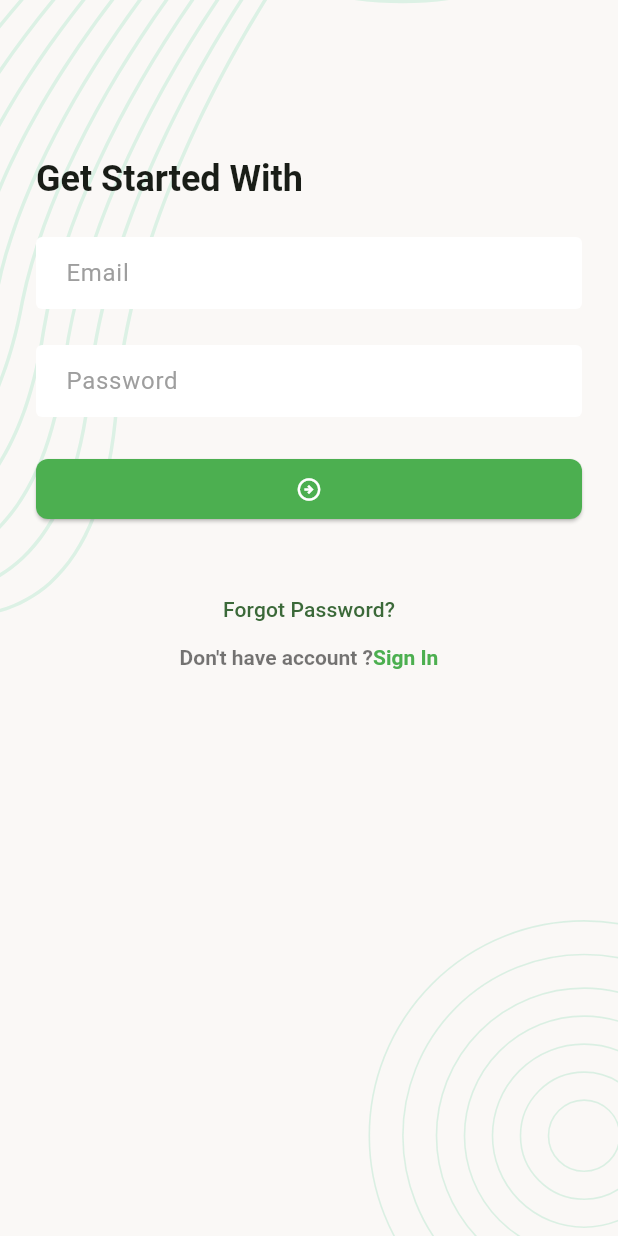
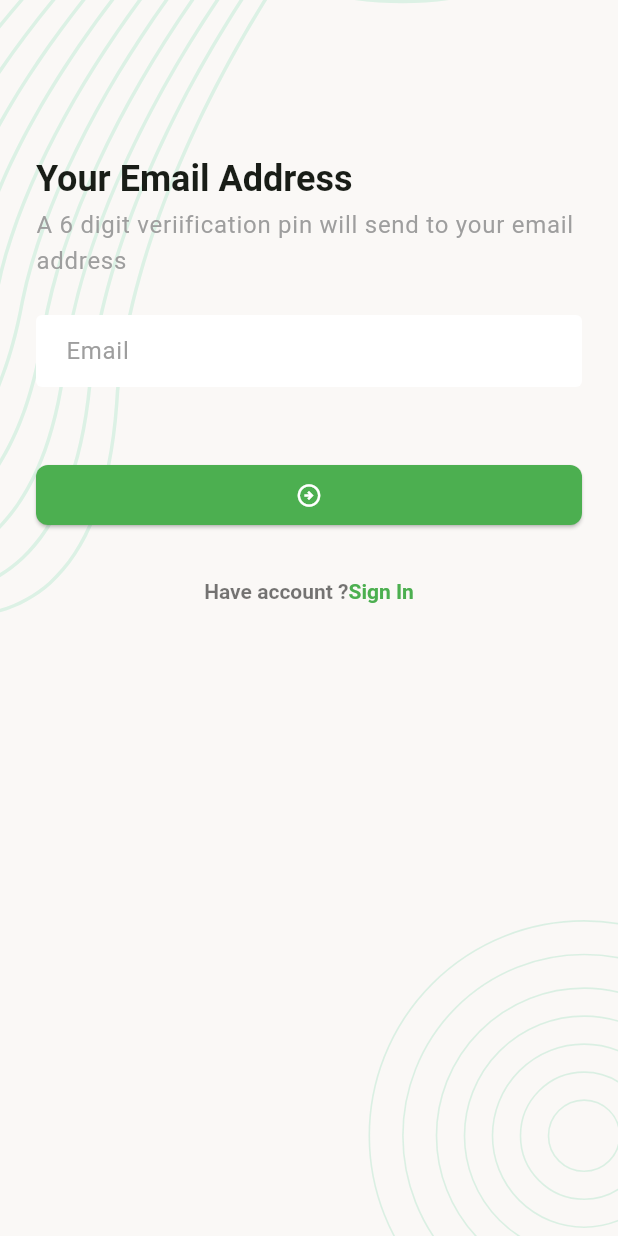
Before and after one commit to nimeullaha71/flutter_9, a Flutter app: the screen it shows after launch, after a tap on "Forgot Password?", on a phone screen of 412 x 824 dp. Run offline on Flutter 3.47's test engine with Material 3 defaults, Android fonts, the phone set to English and light mode, and no system bars; our stand-ins replace flutter_svg, pin_code_fields.

Commit message:
initial commit

```diff
--- a/lib/app.dart
+++ b/lib/app.dart
@@ -39,7 +39,7 @@ class _TaskMangerAppState extends State<TaskMangerApp> {
           ),
         ),
         textTheme: const TextTheme(
-          titleLarge: TextStyle(fontSize: 24, fontWeight: FontWeight.w600)
+          titleLarge: TextStyle(fontSize: 24, fontWeight: FontWeight.w600),
         )
       ),
       home: const SplashScreen(),
--- /dev/null
+++ b/lib/ui/screens/forgot_password_verify_email_screen.dart
@@ -0,0 +1,116 @@
+import 'package:flutter/gestures.dart';
+import 'package:flutter/material.dart';
+import 'package:fluttter_9/ui/screens/forgot_password_pin_verification_screen.dart';
+import 'package:fluttter_9/ui/widgets/screen_background.dart';
+
+class ForgotPasswordVerifyEmailScreen extends StatefulWidget {
+  const ForgotPasswordVerifyEmailScreen({super.key});
+
+  @override
+  State<ForgotPasswordVerifyEmailScreen> createState() =>
+      _ForgotPasswordVerifyEmailScreenState();
+}
+
+class _ForgotPasswordVerifyEmailScreenState
+    extends State<ForgotPasswordVerifyEmailScreen> {
+  final TextEditingController _emailTEController = TextEditingController();
+
+  final GlobalKey<FormState> _formKey = GlobalKey<FormState>();
+
+  @override
+  Widget build(BuildContext context) {
+    return Scaffold(
+        body: ScreenBackground(
+      child: Padding(
+        padding: const EdgeInsets.all(24.0),
+        child: Form(
+          key: _formKey,
+          child: Column(
+            crossAxisAlignment: CrossAxisAlignment.start,
+            children: [
+              const SizedBox(
+                height: 80,
+              ),
+              Text(
+                'Your Email Address',
+                style: Theme.of(context).textTheme.titleLarge,
+              ),
+              const SizedBox(
+                height: 4,
+              ),
+              Text(
+                "A 6 digit veriification pin will send to your email address",
+                style: Theme.of(context).textTheme.bodyLarge?.copyWith(
+                      color: Colors.grey,
+                    ),
+              ),
+              const SizedBox(
+                height: 24,
+              ),
+              TextFormField(
+                textInputAction: TextInputAction.next,
+                keyboardType: TextInputType.emailAddress,
+                controller: _emailTEController,
+                decoration: const InputDecoration(
+                  hintText: 'Email',
+                ),
+              ),
+              const SizedBox(
+                height: 24,
+              ),
+              const SizedBox(
+                height: 24,
+              ),
+              ElevatedButton(
+                  onPressed: _onTapSubmitButton,
+                  child: const Icon(
+                    Icons.arrow_circle_right_outlined,
+                    color: Colors.white,
+                  )),
+              const SizedBox(
+                height: 32,
+              ),
+              Center(
+                child: RichText(
+                    text: TextSpan(
+                        style: TextStyle(
+                            color: Colors.black54,
+                            fontWeight: FontWeight.w600,
+                            fontSize: 14),
+                        children: [
+                      TextSpan(text: "Have account ?"),
+                      TextSpan(
+                        text: "Sign In",
+                        style: TextStyle(
+                          color: Colors.green,
+                          fontWeight: FontWeight.bold,
+                        ),
+                        recognizer: TapGestureRecognizer()
+                          ..onTap = _onTapSignInButton,
+                      ),
+                    ])),
+              )
+            ],
+          ),
+        ),
+      ),
+    ));
+  }
+
+  void _onTapSubmitButton() {
+    Navigator.push(
+        context,
+        MaterialPageRoute(
+            builder: (context) => const ForgotPasswordPinVerificationScreen()));
+  }
+
+  void _onTapSignInButton() {
+    Navigator.pop(context);
+  }
+
+  @override
+  void dispose() {
+    _emailTEController.dispose();
+    super.dispose();
+  }
+}
--- a/lib/ui/screens/login_screen.dart
+++ b/lib/ui/screens/login_screen.dart
@@ -1,5 +1,7 @@
 import 'package:flutter/gestures.dart';
 import 'package:flutter/material.dart';
+import 'package:fluttter_9/ui/screens/forgot_password_verify_email_screen.dart';
+import 'package:fluttter_9/ui/screens/register_screen.dart';
 import 'package:fluttter_9/ui/widgets/screen_background.dart';
 
 class LoginScreen extends StatefulWidget {
@@ -10,12 +12,19 @@ class LoginScreen extends StatefulWidget {
 }
 
 class _LoginScreenState extends State<LoginScreen> {
+  final TextEditingController _emailTEController = TextEditingController();
+  final TextEditingController _passwordTEController = TextEditingController();
+
+  final GlobalKey<FormState> _formKey = GlobalKey<FormState>();
+
   @override
   Widget build(BuildContext context) {
     return Scaffold(
         body: ScreenBackground(
       child: Padding(
         padding: const EdgeInsets.all(24.0),
+        child: Form(
+          key: _formKey,
           child: Column(
             crossAxisAlignment: CrossAxisAlignment.start,
             children: [
@@ -30,6 +39,9 @@ class _LoginScreenState extends State<LoginScreen> {
                 height: 24,
               ),
               TextFormField(
+                textInputAction: TextInputAction.next,
+                keyboardType: TextInputType.emailAddress,
+                controller: _emailTEController,
                 decoration: const InputDecoration(
                   hintText: 'Email',
                 ),
@@ -38,6 +50,7 @@ class _LoginScreenState extends State<LoginScreen> {
                 height: 24,
               ),
               TextFormField(
+                controller: _passwordTEController,
                 decoration: const InputDecoration(
                   hintText: 'Password',
                 ),
@@ -51,46 +64,59 @@ class _LoginScreenState extends State<LoginScreen> {
                     Icons.arrow_circle_right_outlined,
                     color: Colors.white,
                   )),
-            const SizedBox(height: 32,),
-
+              const SizedBox(
+                height: 32,
+              ),
               Center(
                 child: Column(
                   children: [
-                  TextButton(onPressed: _onTapForgotPassword, child: const Text('Forgot Password?')),
-                  RichText(text: TextSpan(
+                    TextButton(
+                        onPressed: _onTapForgotPassword,
+                        child: const Text('Forgot Password?')),
+                    RichText(
+                        text: TextSpan(
                             style: TextStyle(
                                 color: Colors.black54,
                                 fontWeight: FontWeight.w600,
-                      fontSize: 14
-                    ),
-                    children: [TextSpan(
-                      text: "Don't have account ?"
-                    ),
-                      TextSpan(text: "Sign In",style: TextStyle(
+                                fontSize: 14),
+                            children: [
+                          TextSpan(text: "Don't have account ?"),
+                          TextSpan(
+                            text: "Sign Up",
+                            style: TextStyle(
                               color: Colors.green,
                               fontWeight: FontWeight.bold,
                             ),
-                      recognizer: TapGestureRecognizer()..onTap=_onTapSignInButton,
+                            recognizer: TapGestureRecognizer()
+                              ..onTap = _onTapSignInButton,
                           ),
-                    ]
-                  )),
+                        ])),
                   ],
                 ),
               )
-
             ],
+          ),
         ),
       ),
     ));
   }
 
+  void _onTapForgotPassword() {
+    Navigator.push(
+        context,
+        MaterialPageRoute(
+            builder: (context) => const ForgotPasswordVerifyEmailScreen()));
+  }
 
+  void _onTapSignInButton() {
+    Navigator.push(context,
+        MaterialPageRoute(builder: (context) => const RegisterScreen()));
+  }
 
-  void _onTapForgotPassword(){}
-
-
-  void _onTapSignInButton(){}
-
-
-
+  @override
+  void dispose() {
+    _emailTEController.dispose();
+    _passwordTEController.dispose();
+    super.dispose();
   }
+}
--- a/lib/ui/screens/splash_screen.dart
+++ b/lib/ui/screens/splash_screen.dart
@@ -18,7 +18,7 @@ class _SplashScreenState extends State<SplashScreen> {
     _moveToNextScreen();
   }
 
-  Future<void> _moveToNextScreen() async {
+  Future<void> _moveToNextScreen() async{
     await Future.delayed(const Duration(seconds: 2));
     Navigator.pushReplacement(
         context, MaterialPageRoute(builder: (context) => const LoginScreen()));
--- a/pubspec.yaml
+++ b/pubspec.yaml
@@ -35,6 +35,7 @@ dependencies:
   # Use with the CupertinoIcons class for iOS style icons.
   cupertino_icons: ^1.0.8
   flutter_svg: ^2.1.0
+  pin_code_fields: ^8.0.1
 
 dev_dependencies:
   flutter_test:
```
Also changed, not shown: lib/ui/screens/forgot_password_pin_verification_screen.dart (added, +125 -0 lines), lib/ui/screens/register_screen.dart (added, +149 -0 lines), lib/ui/screens/reset_password_screen.dart (added, +119 -0 lines), pubspec.lock. Lines whose indentation alone changed are shown as unchanged.
